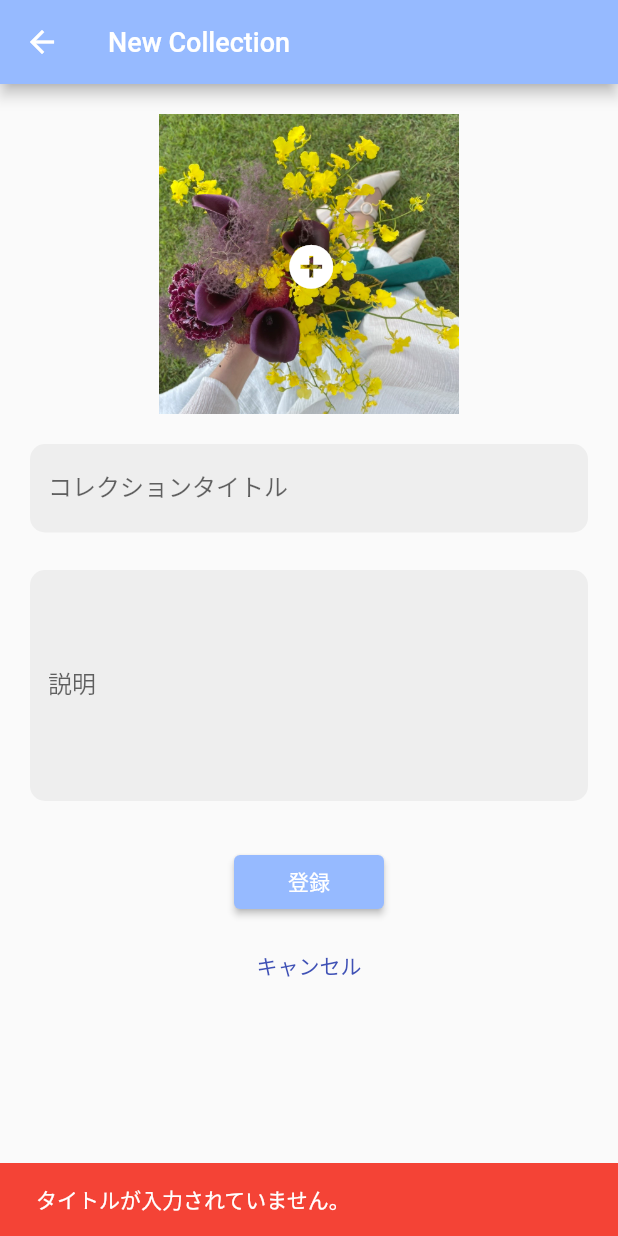
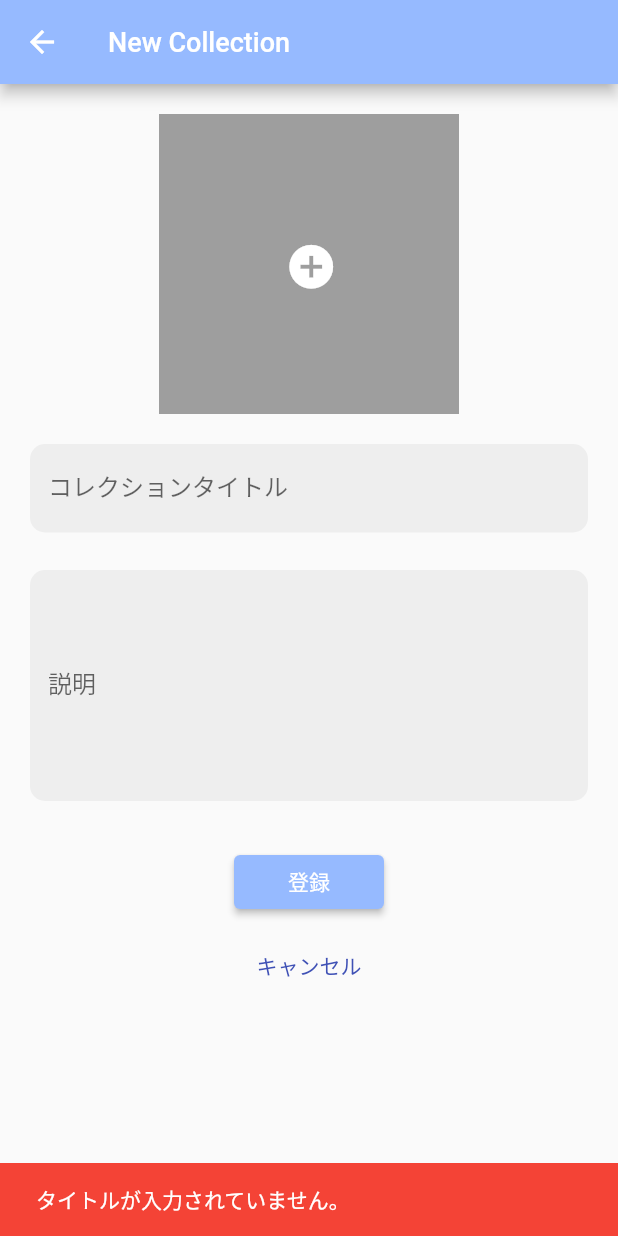
Before and after one commit to kitashio/my-colle-app, a Flutter app: the ColleAddPage screen opened directly, after a tap on "登録", on a phone screen of 412 x 824 dp. Run offline on Flutter 3.47's test engine with Material 2 defaults, Android fonts, the phone set to English and light mode, and no system bars; our stand-ins replace cloud_firestore, firebase_auth, firebase_core, firebase_storage, flutter_signin_button, google_fonts and 2 more; accounts and stored records are empty.

Commit message:
コレクションページ完成！

```diff
--- a/lib/model/my_colle_add_model.dart
+++ b/lib/model/my_colle_add_model.dart
@@ -1,9 +1,15 @@
+import 'dart:io';
 import 'package:cloud_firestore/cloud_firestore.dart';
+import 'package:firebase_storage/firebase_storage.dart';
 import 'package:flutter/material.dart';
+import 'package:image_picker/image_picker.dart';
 
 class CollectionAddModel with ChangeNotifier {
   String title;
   String describe;
+  File imageFile;
+
+  final picker = ImagePicker();
 
   Future addItem () async {
     if (title == null||title.isEmpty) {
@@ -14,13 +20,32 @@ class CollectionAddModel with ChangeNotifier {
       throw '説明文が入力されていません。';
     }
 
-    await FirebaseFirestore.instance.collection('collection') // コレクションID指定
+    final doc = FirebaseFirestore.instance.collection('collection') // コレクションID指定
         .doc('id_001') // ドキュメントID自動生成(collection)
         .collection('items')
-        .add({
+        .doc();
+
+    String imgURL;
+    if (imageFile != null) {
+    //  storageにアップロード
+      final task = await FirebaseStorage.instance
+          .ref('collection/id_001/items/${doc.id}')
+          .putFile(imageFile);
+      imgURL = await task.ref.getDownloadURL();
+
+    }
+
+    await doc.set({
       'title': title,
       'describe': describe,
+      'imgURL': imgURL,
     });
   }
 
+  Future pickImage() async {
+    final pickedFile = await picker.pickImage(source: ImageSource.gallery);
+      imageFile = File(pickedFile.path);
+      notifyListeners();
+  }
+
 }
--- /dev/null
+++ b/lib/model/my_list_page_model.dart
@@ -0,0 +1,5 @@
+import 'package:flutter/material.dart';
+
+class ListPageModel with ChangeNotifier {
+
+}
--- a/lib/ui/Books_Page/my_colle_add.dart
+++ b/lib/ui/Books_Page/my_colle_add.dart
@@ -23,22 +23,27 @@ class ColleAddPage extends StatelessWidget {
             padding: const EdgeInsets.all(20.0),
             child: Column(
               children: <Widget>[
-                Stack(
+                GestureDetector(
+                  onTap: () async {
+                    await model.pickImage();
+                  },
+                  child: Stack(
                     alignment: Alignment.center,
                     children: [
-                    Image.asset('assets/image/IMG_6426.JPG',
+                      SizedBox(
                         height: 200,
                         width: 200,
-                      fit: BoxFit.cover,
+                        child: model.imageFile != null
+                        ? Image.file(model.imageFile, fit: BoxFit.cover,)
+                       : Container(color: Colors.grey,),
                       ),
-                    IconButton(
-                        onPressed: (){},
-                        icon: Icon(Icons.add_circle,
+                      IconButton(icon: Icon(Icons.add_circle,
                           size: 35,
                           color: Colors.white,
                           )
                       ),
                     ],
+                  ),
                 ),
                 const SizedBox(height: 20),
                 // タイトル入力
--- a/pubspec.yaml
+++ b/pubspec.yaml
@@ -20,6 +20,7 @@ dependencies:
   firebase_core: ^1.10.0
   cloud_firestore: ^3.1.0
   firebase_auth: ^3.2.0
+  firebase_storage: ^10.2.4
 
   google_sign_in: ^4.5.6
   flutter_signin_button: ^2.0.0
```
Also changed, not shown: lib/ui/Books_Page/my_colle_page.dart (+8 -9 lines), lib/ui/Books_Page/my_list_page.dart (+1 -7 lines), pubspec.lock, 2 other files. Lines whose indentation alone changed are shown as unchanged.
